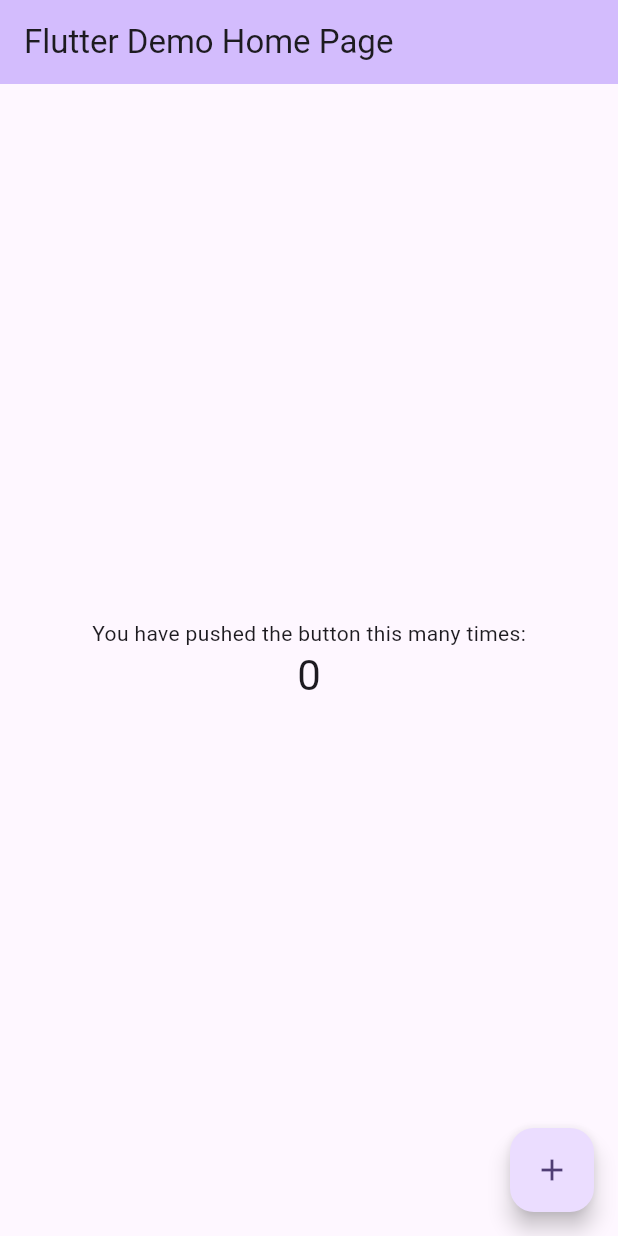
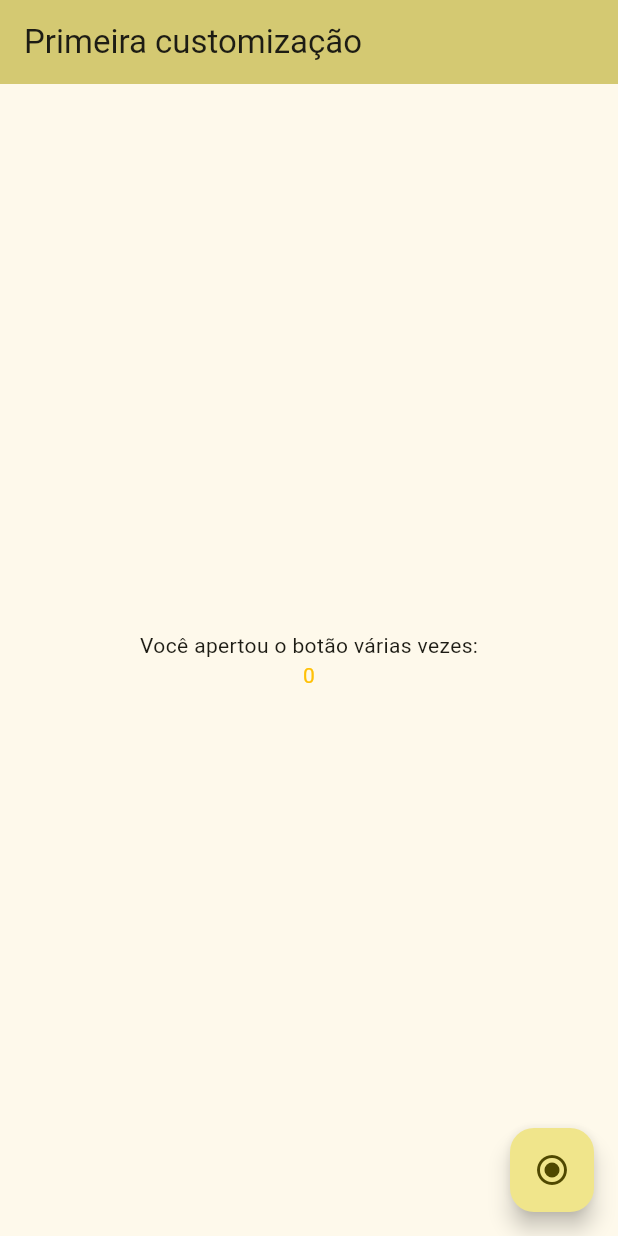
Before and after one commit to ueslei/meuappflutter, a Flutter app: the screen it shows after launch, on a phone screen of 412 x 824 dp. Run offline on Flutter 3.47's test engine with Material 2 defaults, Android fonts, the phone set to English and light mode, and no system bars.

Commit message:
Teste de customização

```diff
--- a/lib/main.dart
+++ b/lib/main.dart
@@ -28,10 +28,10 @@ class MyApp extends StatelessWidget {
         //
         // This works for code too, not just values: Most code changes can be
         // tested with just a hot reload.
-        colorScheme: ColorScheme.fromSeed(seedColor: Colors.deepPurple),
+        colorScheme: ColorScheme.fromSeed(seedColor: Colors.yellow.shade400),
         useMaterial3: true,
       ),
-      home: const MyHomePage(title: 'Flutter Demo Home Page'),
+      home: const MyHomePage(title: 'Primeira customização'),
     );
   }
 }
@@ -70,47 +70,21 @@ class _MyHomePageState extends State<MyHomePage> {
 
   @override
   Widget build(BuildContext context) {
-    // This method is rerun every time setState is called, for instance as done
-    // by the _incrementCounter method above.
-    //
-    // The Flutter framework has been optimized to make rerunning build methods
-    // fast, so that you can just rebuild anything that needs updating rather
-    // than having to individually change instances of widgets.
-    return Scaffold(
+        return Scaffold(
       appBar: AppBar(
-        // TRY THIS: Try changing the color here to a specific color (to
-        // Colors.amber, perhaps?) and trigger a hot reload to see the AppBar
-        // change color while the other colors stay the same.
         backgroundColor: Theme.of(context).colorScheme.inversePrimary,
-        // Here we take the value from the MyHomePage object that was created by
-        // the App.build method, and use it to set our appbar title.
         title: Text(widget.title),
       ),
       body: Center(
-        // Center is a layout widget. It takes a single child and positions it
-        // in the middle of the parent.
         child: Column(
-          // Column is also a layout widget. It takes a list of children and
-          // arranges them vertically. By default, it sizes itself to fit its
-          // children horizontally, and tries to be as tall as its parent.
-          //
-          // Column has various properties to control how it sizes itself and
-          // how it positions its children. Here we use mainAxisAlignment to
-          // center the children vertically; the main axis here is the vertical
-          // axis because Columns are vertical (the cross axis would be
-          // horizontal).
-          //
-          // TRY THIS: Invoke "debug painting" (choose the "Toggle Debug Paint"
-          // action in the IDE, or press "p" in the console), to see the
-          // wireframe for each widget.
           mainAxisAlignment: MainAxisAlignment.center,
           children: <Widget>[
             const Text(
-              'You have pushed the button this many times:',
+              'Você apertou o botão várias vezes:',
             ),
             Text(
               '$_counter',
-              style: Theme.of(context).textTheme.headlineMedium,
+              style: TextStyle(color: Color.fromARGB(255, 255, 193, 7)),
             ),
           ],
         ),
@@ -118,7 +92,7 @@ class _MyHomePageState extends State<MyHomePage> {
       floatingActionButton: FloatingActionButton(
         onPressed: _incrementCounter,
         tooltip: 'Increment',
-        child: const Icon(Icons.add),
+        child: const Icon(Icons.radio_button_checked),
       ), // This trailing comma makes auto-formatting nicer for build methods.
     );
   }
```
